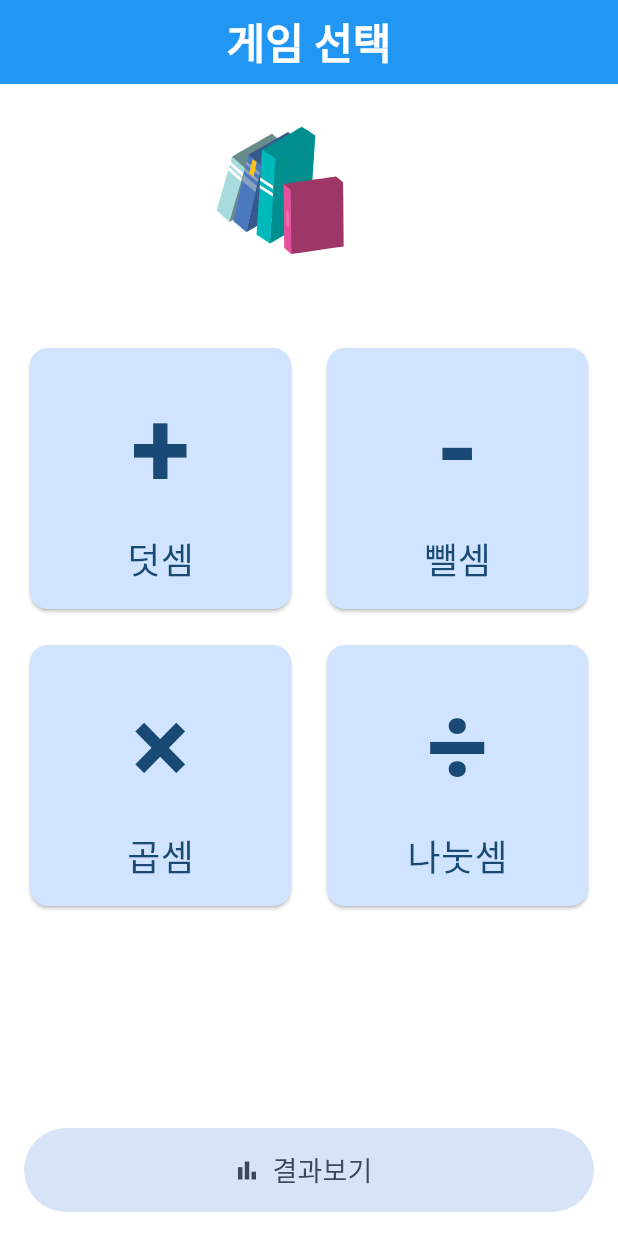
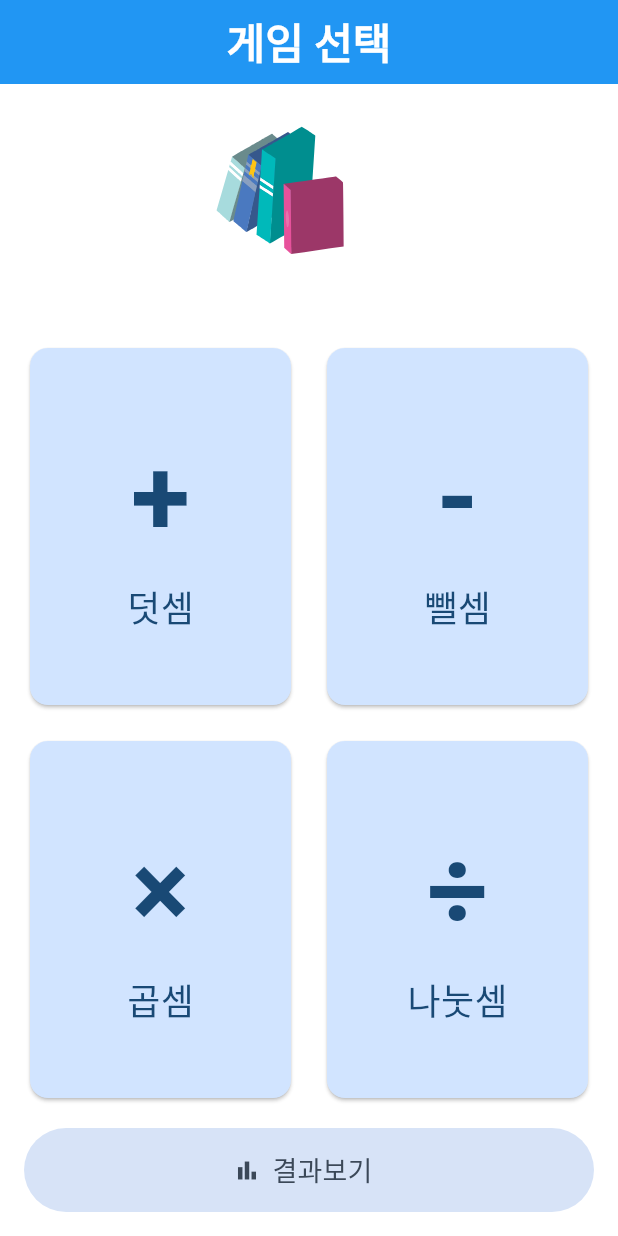
Before and after one commit to TaeSeungRyu/ChildrenMathGame, a Flutter app: the screen it shows after launch, on a phone screen of 412 x 824 dp. Run offline on Flutter 3.47's test engine with Material 3 defaults, Android fonts, the phone set to English and light mode, and no system bars; our stand-ins replace get, google_fonts, lottie, shared_preferences; Roboto replaces fonts that are missing (Jua).

Commit message:
자녀용 수학 게임 with claudeCode - 11
홈 화면이 깨지는 현상 수정

```diff
--- a/lib/app/modules/home/home_view.dart
+++ b/lib/app/modules/home/home_view.dart
@@ -32,18 +32,12 @@ class HomeView extends GetView<HomeController> {
               ),
               const SizedBox(height: 16),
               Expanded(
-                child: GridView.count(
-                  crossAxisCount: 2,
-                  mainAxisSpacing: 16,
-                  crossAxisSpacing: 16,
-                  children: GameType.values
-                      .map(
-                        (t) => _GameTile(
-                          type: t,
-                          onTap: () => controller.selectGame(t),
-                        ),
-                      )
-                      .toList(),
+                child: Column(
+                  children: [
+                    Expanded(child: _tileRow(0, 1)),
+                    const SizedBox(height: 16),
+                    Expanded(child: _tileRow(2, 3)),
+                  ],
                 ),
               ),
               const SizedBox(height: 16),
@@ -63,6 +57,28 @@ class HomeView extends GetView<HomeController> {
           ),
         ),
       ),
+    );
+  }
+
+  Widget _tileRow(int leftIdx, int rightIdx) {
+    final left = GameType.values[leftIdx];
+    final right = GameType.values[rightIdx];
+    return Row(
+      children: [
+        Expanded(
+          child: _GameTile(
+            type: left,
+            onTap: () => controller.selectGame(left),
+          ),
+        ),
+        const SizedBox(width: 16),
+        Expanded(
+          child: _GameTile(
+            type: right,
+            onTap: () => controller.selectGame(right),
+          ),
+        ),
+      ],
     );
   }
 }
```
